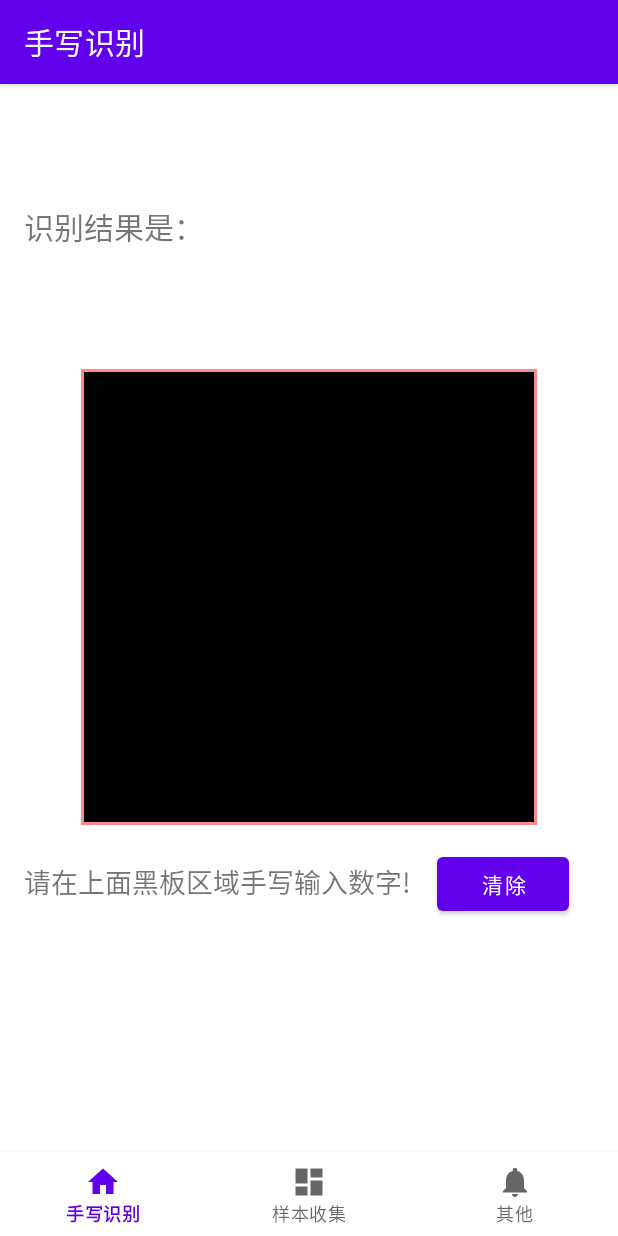
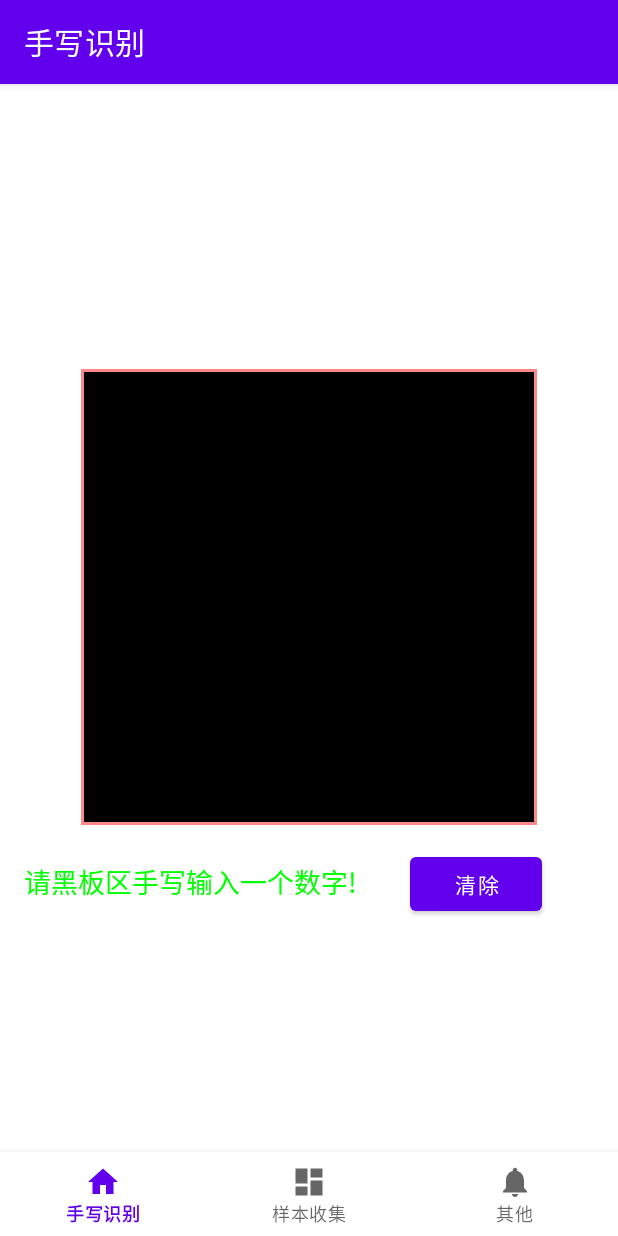
Before and after one commit to ahcyd008/DigitalRecognition, an Android app: the screen it shows after launch (MainActivity), after a tap on "清除", on a phone screen of 412 x 824 dp. Run offline under Robolectric (Android 15) with nearby library versions, the phone set to English and light mode, and no system bars; our stand-ins replace navigation-ui; libraries missing offline, so code that uses them is left out: org.tensorflow.lite; network calls fail.

Commit message:
update demo

```diff
--- a/app/src/main/java/com/clientai/recog/digital/ui/home/DigitalRecognitionFragment.kt
+++ b/app/src/main/java/com/clientai/recog/digital/ui/home/DigitalRecognitionFragment.kt
@@ -56,6 +56,7 @@ class DigitalRecognitionFragment : Fragment(), View.OnClickListener {
 
         val resultArray = arrayListOf(binding.resultTop1, binding.resultTop2, binding.resultTop3, binding.resultTop4)
         this.resultArray = resultArray
+        binding.recognitionResult.visibility = View.INVISIBLE
         for (i in 0 until resultArray.size) {
             resultArray[i].visibility = View.INVISIBLE
         }
@@ -78,6 +79,7 @@ class DigitalRecognitionFragment : Fragment(), View.OnClickListener {
                                 score = result[i].score
                             }
                             // 展示 top1 和 其他 score > 0.01 的候选数字供用户选择
+                            binding.recognitionResult.visibility = View.VISIBLE
                             if (i == 0 || score >= 0.01f) {
                                 resultArray[i].visibility = View.VISIBLE
                                 resultArray[i].text = "${label}\n${UIUtils.formatDisplayFloat(score)}"
@@ -108,6 +110,7 @@ class DigitalRecognitionFragment : Fragment(), View.OnClickListener {
                 for (i in 0 until resultArray.size) {
                     resultArray[i].visibility = View.INVISIBLE
                 }
+                binding.recognitionResult.visibility = View.INVISIBLE
             }
         }
     }
--- a/app/src/main/res/layout/fragment_digital_recognition.xml
+++ b/app/src/main/res/layout/fragment_digital_recognition.xml
@@ -13,7 +13,7 @@
         android:layout_marginStart="16dp"
         android:layout_marginTop="24dp"
         android:textSize="20sp"
-        android:text="识别结果是："
+        android:text="识别结果"
         app:layout_constraintEnd_toEndOf="parent"
         app:layout_constraintStart_toStartOf="parent"
         app:layout_constraintTop_toTopOf="parent"/>
@@ -91,7 +91,8 @@
         android:layout_marginStart="16dp"
         android:layout_marginTop="24dp"
         android:textSize="18sp"
-        android:text="请在上面黑板区域手写输入数字!"
+        android:text="请黑板区手写输入一个数字!"
+        android:textColor="#00ff00"
         app:layout_constraintStart_toStartOf="parent"
         app:layout_constraintTop_toBottomOf="@id/digital_input_layout" />
     <Button
```
Also changed, not shown: 2 other files.
